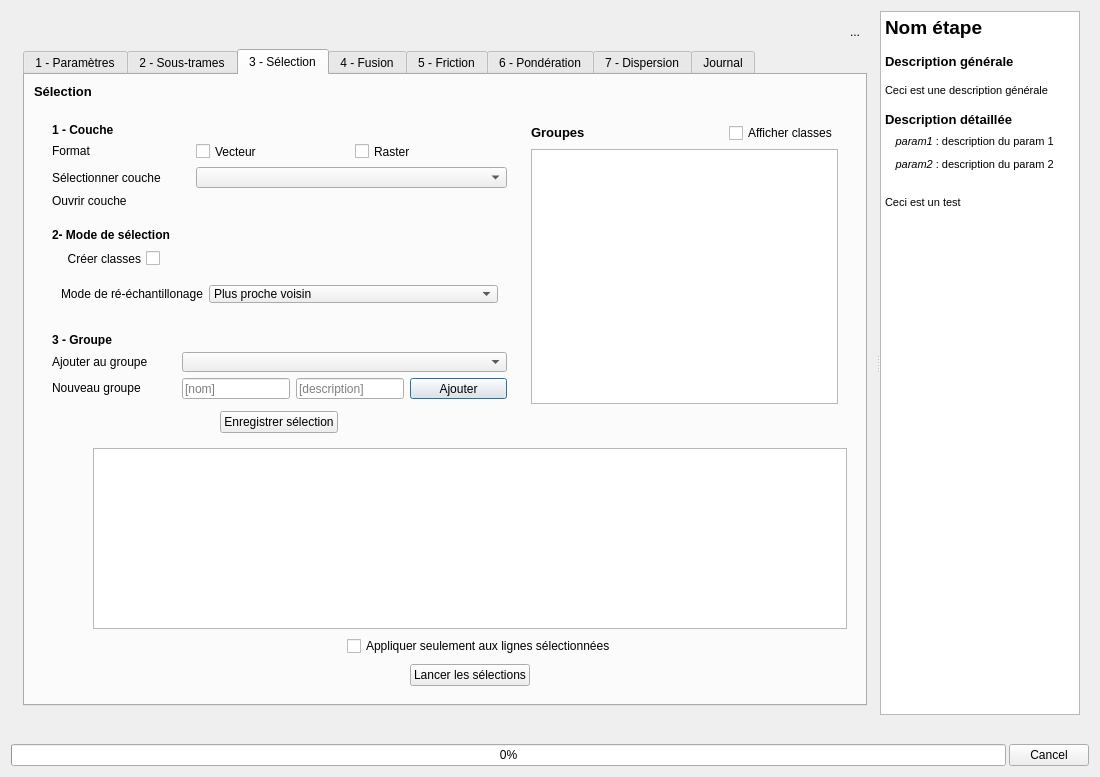
Before: the Qt Designer form BioDispersal_dialog_base.ui in MathieuChailloux/BioDispersal, drawn with Qt 5.
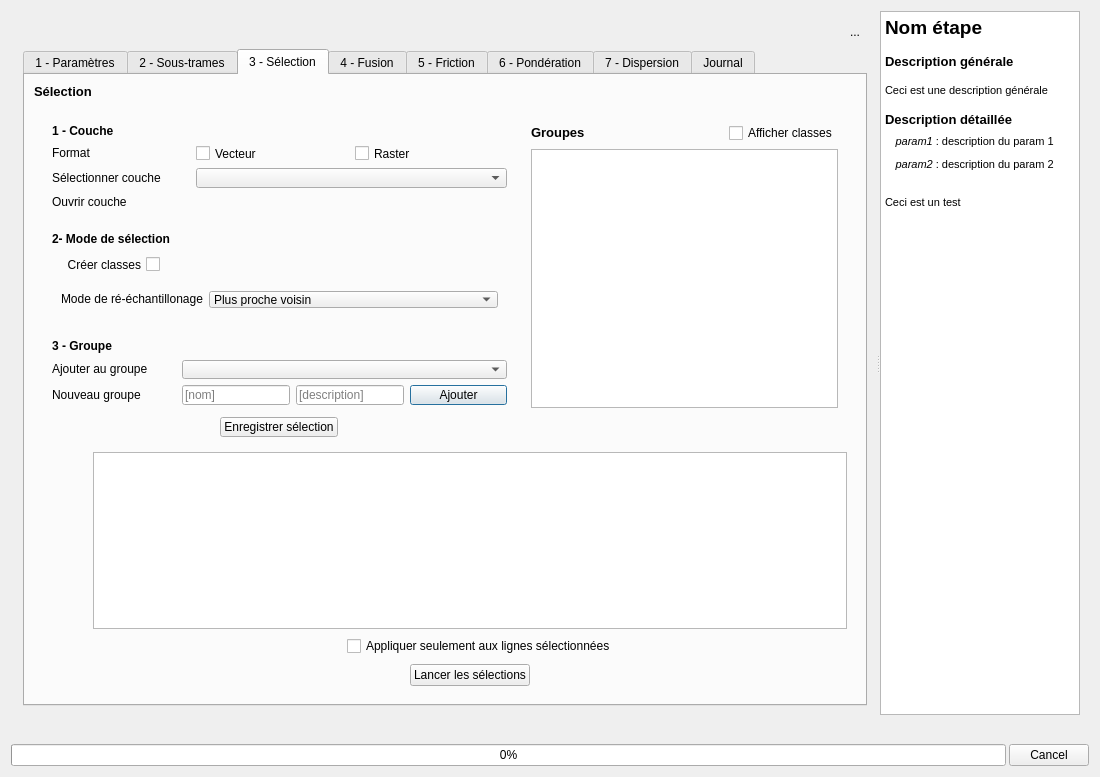
After: the same form once the commit is applied. The open tabs and pages were chosen to show the change. Icons and pictures are not drawn. Custom widgets are drawn as their Qt base class.

Commit message: Updating minimal sizes

Diff of the .ui file:
```diff
--- a/BioDispersal_dialog_base.ui
+++ b/BioDispersal_dialog_base.ui
@@ -79,8 +79,8 @@
            <rect>
             <x>0</x>
             <y>0</y>
-            <width>865</width>
-            <height>706</height>
+            <width>866</width>
+            <height>700</height>
            </rect>
           </property>
           <property name="sizePolicy">
@@ -225,8 +225,8 @@
              </property>
              <property name="minimumSize">
               <size>
-               <width>450</width>
-               <height>500</height>
+               <width>550</width>
+               <height>550</height>
               </size>
              </property>
              <property name="currentIndex">
@@ -661,6 +661,12 @@
                    <verstretch>0</verstretch>
                   </sizepolicy>
                  </property>
+                 <property name="minimumSize">
+                  <size>
+                   <width>0</width>
+                   <height>470</height>
+                  </size>
+                 </property>
                  <property name="frameShape">
                   <enum>QFrame::NoFrame</enum>
                  </property>
@@ -711,8 +717,8 @@
                        </property>
                        <property name="minimumSize">
                         <size>
-                         <width>200</width>
-                         <height>200</height>
+                         <width>300</width>
+                         <height>250</height>
                         </size>
                        </property>
                        <property name="frameShape">
@@ -737,7 +743,7 @@
                         <item>
                          <widget class="QFrame" name="selectionLayerFrame">
                           <property name="sizePolicy">
-                           <sizepolicy hsizetype="Expanding" vsizetype="Maximum">
+                           <sizepolicy hsizetype="Expanding" vsizetype="Preferred">
                             <horstretch>0</horstretch>
                             <verstretch>0</verstretch>
                            </sizepolicy>
@@ -745,7 +751,7 @@
                           <property name="minimumSize">
                            <size>
                             <width>200</width>
-                            <height>52</height>
+                            <height>65</height>
                            </size>
                           </property>
                           <property name="frameShape">
@@ -801,7 +807,7 @@
                              <property name="minimumSize">
                               <size>
                                <width>67</width>
-                               <height>13</height>
+                               <height>16</height>
                               </size>
                              </property>
                              <property name="text">
@@ -855,7 +861,7 @@
                              <property name="minimumSize">
                               <size>
                                <width>138</width>
-                               <height>13</height>
+                               <height>16</height>
                               </size>
                              </property>
                              <property name="layoutDirection">
@@ -877,7 +883,7 @@
                              <property name="minimumSize">
                               <size>
                                <width>0</width>
-                               <height>13</height>
+                               <height>16</height>
                               </size>
                              </property>
                              <property name="text">
@@ -896,7 +902,7 @@
                              <property name="minimumSize">
                               <size>
                                <width>0</width>
-                               <height>13</height>
+                               <height>16</height>
                               </size>
                              </property>
                              <property name="font">
@@ -916,7 +922,7 @@
                         <item>
                          <widget class="QFrame" name="selectionModeFrame">
                           <property name="sizePolicy">
-                           <sizepolicy hsizetype="Preferred" vsizetype="Maximum">
+                           <sizepolicy hsizetype="Expanding" vsizetype="Preferred">
                             <horstretch>0</horstretch>
                             <verstretch>0</verstretch>
                            </sizepolicy>
@@ -924,7 +930,7 @@
                           <property name="minimumSize">
                            <size>
                             <width>200</width>
-                            <height>60</height>
+                            <height>85</height>
                            </size>
                           </property>
                           <property name="frameShape">
@@ -948,7 +954,7 @@
                              <property name="minimumSize">
                               <size>
                                <width>0</width>
-                               <height>13</height>
+                               <height>16</height>
                               </size>
                              </property>
                              <property name="font">
@@ -982,6 +988,9 @@
                                <height>37</height>
                               </size>
                              </property>
+                             <property name="lineWidth">
+                              <number>1</number>
+                             </property>
                              <property name="currentIndex">
                               <number>1</number>
                              </property>
@@ -1240,7 +1249,7 @@
                         <item>
                          <widget class="QFrame" name="selectGroupFrame">
                           <property name="sizePolicy">
-                           <sizepolicy hsizetype="Expanding" vsizetype="Maximum">
+                           <sizepolicy hsizetype="Expanding" vsizetype="Preferred">
                             <horstretch>0</horstretch>
                             <verstretch>0</verstretch>
                            </sizepolicy>
@@ -1248,7 +1257,7 @@
                           <property name="minimumSize">
                            <size>
                             <width>200</width>
-                            <height>39</height>
+                            <height>50</height>
                            </size>
                           </property>
                           <property name="frameShape">
@@ -1269,7 +1278,7 @@
                              <property name="minimumSize">
                               <size>
                                <width>59</width>
-                               <height>13</height>
+                               <height>16</height>
                               </size>
                              </property>
                              <property name="font">
@@ -1294,7 +1303,7 @@
                              <property name="minimumSize">
                               <size>
                                <width>124</width>
-                               <height>13</height>
+                               <height>16</height>
                               </size>
                              </property>
                              <property name="text">
@@ -1313,7 +1322,7 @@
                              <property name="minimumSize">
                               <size>
                                <width>70</width>
-                               <height>13</height>
+                               <height>16</height>
                               </size>
                              </property>
                             </widget>
@@ -1329,7 +1338,7 @@
                              <property name="minimumSize">
                               <size>
                                <width>80</width>
-                               <height>13</height>
+                               <height>16</height>
                               </size>
                              </property>
                              <property name="text">
@@ -1391,11 +1400,17 @@
                         <item>
                          <widget class="QFrame" name="frame_3">
                           <property name="sizePolicy">
-                           <sizepolicy hsizetype="Expanding" vsizetype="Maximum">
+                           <sizepolicy hsizetype="Expanding" vsizetype="Fixed">
                             <horstretch>0</horstretch>
                             <verstretch>0</verstretch>
                            </sizepolicy>
                           </property>
+                          <property name="minimumSize">
+                           <size>
+                            <width>0</width>
+                            <height>20</height>
+                           </size>
+                          </property>
                           <property name="frameShape">
                            <enum>QFrame::NoFrame</enum>
                           </property>
@@ -1462,7 +1477,7 @@
                            <property name="minimumSize">
                             <size>
                              <width>150</width>
-                             <height>170</height>
+                             <height>240</height>
                             </size>
                            </property>
                            <property name="frameShape">
@@ -1694,7 +1709,7 @@
                   <item>
                    <widget class="QFrame" name="selectionViewFrame">
                     <property name="sizePolicy">
-                     <sizepolicy hsizetype="Expanding" vsizetype="Expanding">
+                     <sizepolicy hsizetype="Preferred" vsizetype="Expanding">
                       <horstretch>0</horstretch>
                       <verstretch>0</verstretch>
                      </sizepolicy>
```
Left out of the diff: 24 changed lines with no effect on the pictures. The commit also changes 1 other file.
